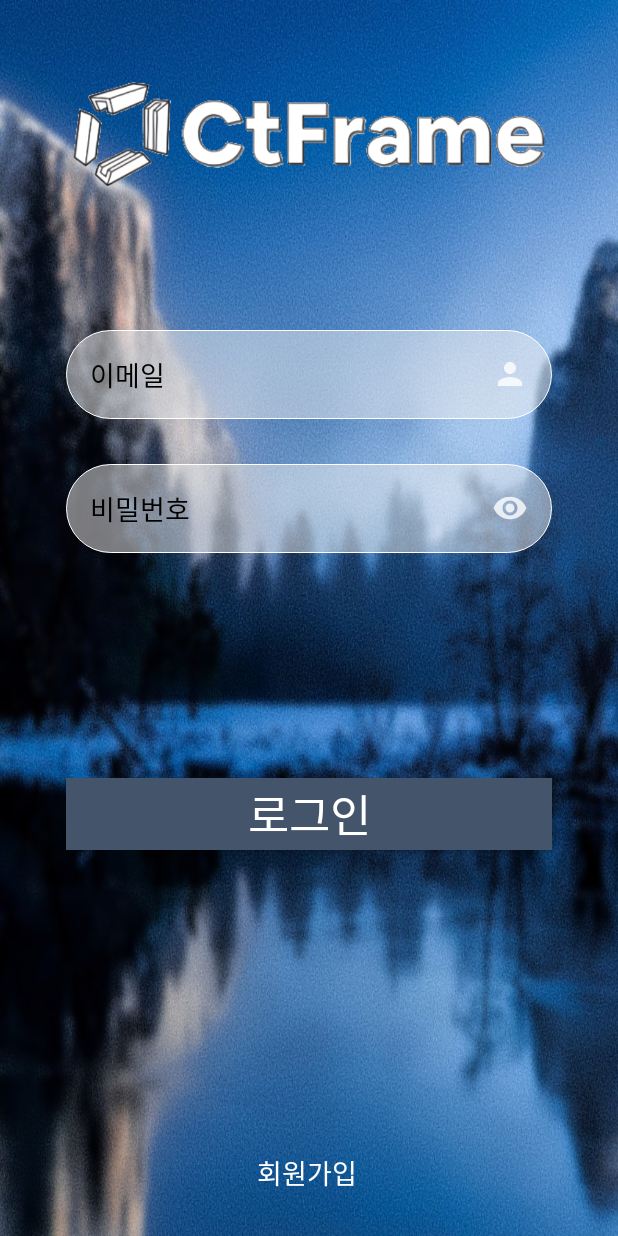
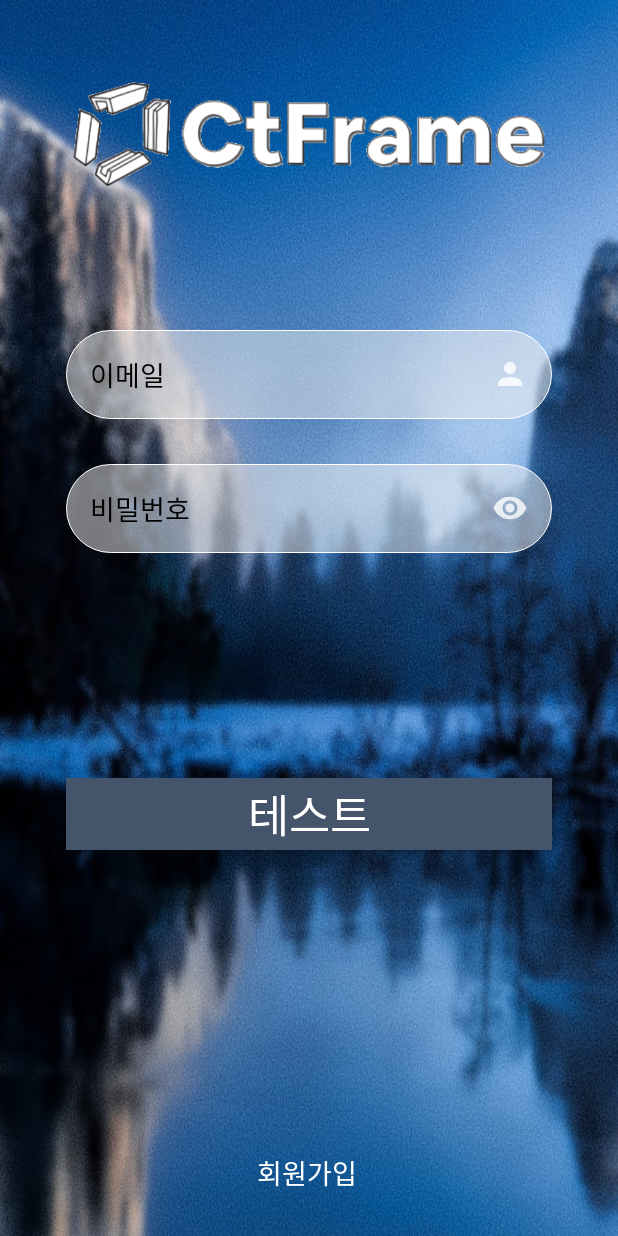
Before and after one commit to DongJunK/CTFrame, an Android app: the Activity_Login screen opened directly, with no data from a screen before it, on a phone screen of 412 x 824 dp. Run offline under Robolectric (Android 15) with nearby library versions, the phone set to English and light mode, and no system bars; pictures from the network do not load.

Commit message:
[seungbae] 테스트

```diff
--- a/CTFrame/app/src/main/res/layout/activity_login.xml
+++ b/CTFrame/app/src/main/res/layout/activity_login.xml
@@ -83,14 +83,14 @@
             android:id="@+id/btn_login"
             android:layout_width="0dp"
             android:layout_height="wrap_content"
+            android:layout_marginStart="20dp"
             android:layout_marginTop="150dp"
-            android:layout_marginStart="20dp"
             android:layout_marginEnd="20dp"
             android:background="@color/ctframe_color"
-            android:text="로그인"
-            android:textSize="30dp"
+            android:text="테스트"
             android:textAllCaps="false"
             android:textColor="@color/white"
+            android:textSize="30dp"
             app:layout_constraintEnd_toStartOf="@+id/guideline_right"
             app:layout_constraintStart_toStartOf="@+id/guideline_left"
             app:layout_constraintTop_toBottomOf="@id/edt_password" />
```
